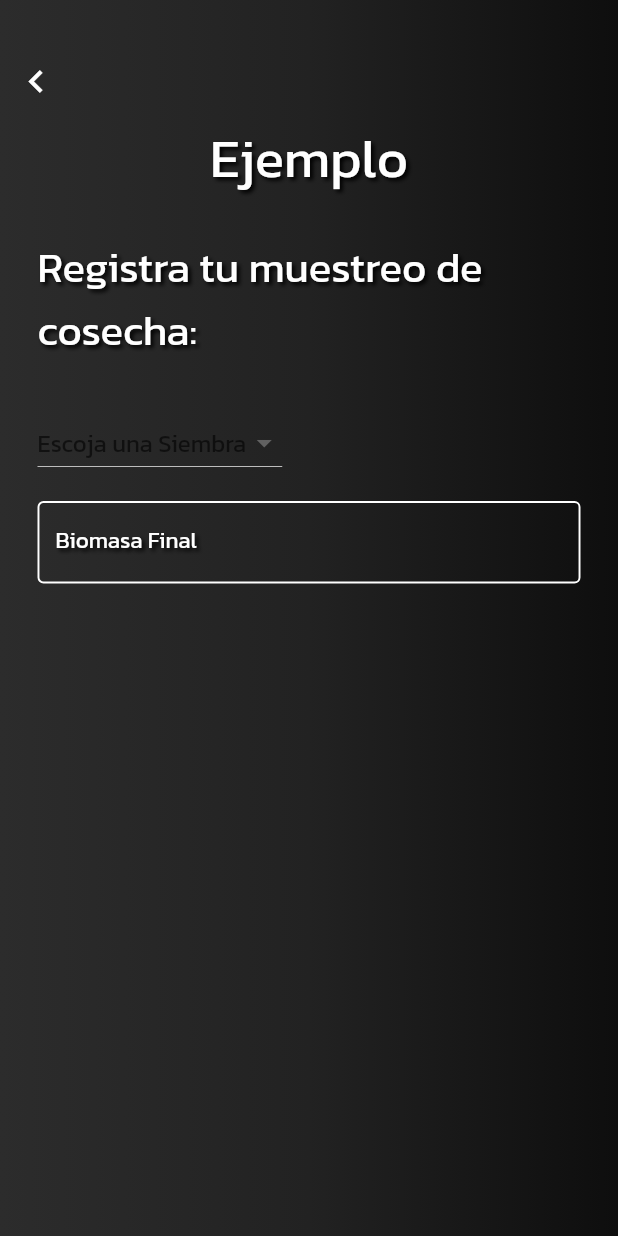
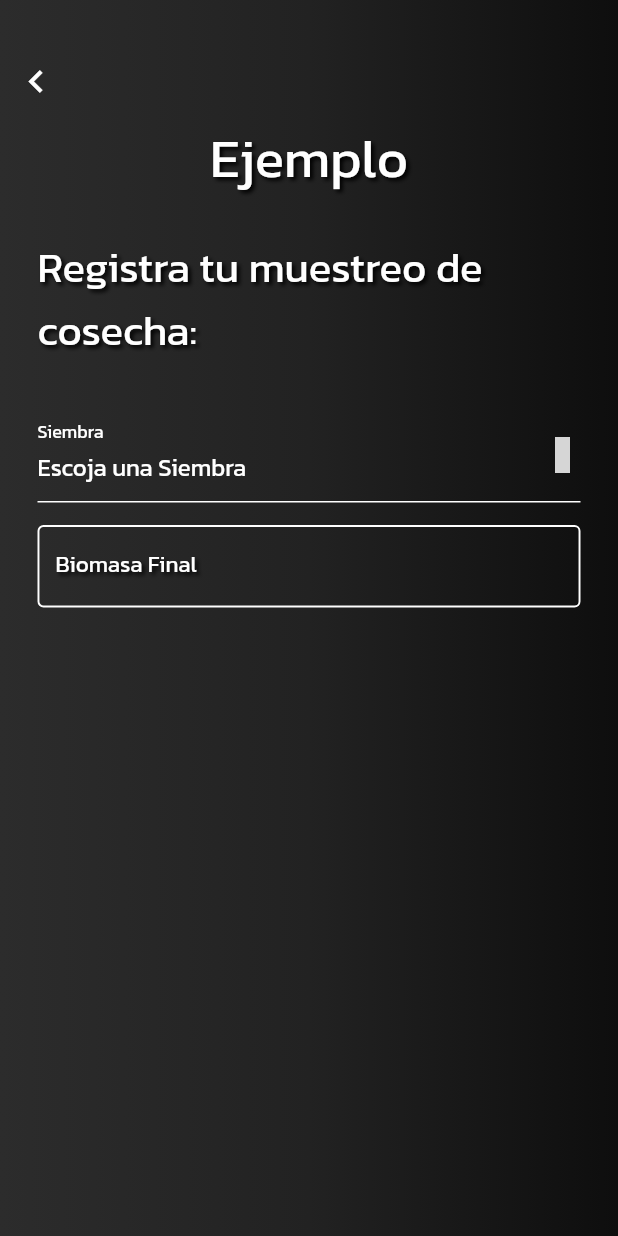
Before and after one commit to alX-u/NA-App, a Flutter app: the AddMuestreoCosecha screen opened directly, on a phone screen of 412 x 824 dp. Run offline on Flutter 3.47's test engine with Material 2 defaults, Android fonts, the phone set to English and light mode, and no system bars; our stand-ins replace cloud_firestore, firebase_auth, firebase_core, flutter_secure_storage, get, google_sign_in and 1 more; missing offline and left inert: gsheets; accounts and stored records are empty; key blocks and very long unbroken strings in the code were emptied for the run; grey boxes are pictures that could not be loaded.

Commit message:
Widget de elegir siembra

```diff
--- a/peces_app/lib/pages/muestreos/AddMuestroCosecha.dart
+++ b/peces_app/lib/pages/muestreos/AddMuestroCosecha.dart
@@ -1,6 +1,9 @@
+import 'dart:ui';
+
 import 'package:cloud_firestore/cloud_firestore.dart';
 import 'package:flutter/material.dart';
 import 'package:get/get.dart';
+import 'package:material_design_icons_flutter/material_design_icons_flutter.dart';
 
 import '../../domain/constants/firebase_constants.dart';
 import '../../domain/controllers/user_controller.dart';
@@ -213,16 +216,30 @@ class _AddMuestreoCosechaState extends State<AddMuestreoCosecha> {
   }
 
   Widget listaDeSiembras() {
-    return DropdownButton(
+    return DropdownButtonFormField(
         items: items.map((String item) {
-          return DropdownMenuItem(child: Text(item), value: item);
+          return DropdownMenuItem(
+              child: Text(item, style: const TextStyle(color: Colors.white)),
+              value: item);
         }).toList(),
         onChanged: (_value) => {
               setState(() {
                 dropdownvalue = _value.toString();
               })
             },
-        hint: Text(dropdownvalue));
+        hint: Text(dropdownvalue, style: const TextStyle(color: Colors.white)),
+        icon: const Icon(
+          MdiIcons.fishbowl,
+          color: Colors.blueAccent,
+        ),
+        dropdownColor: Colors.blueAccent,
+        decoration: const InputDecoration(
+            labelText: 'Siembra',
+            enabledBorder: UnderlineInputBorder(
+                borderSide: BorderSide(color: Colors.white)),
+            labelStyle: TextStyle(
+              color: Colors.white,
+            )));
   }
 
   //Widget del botón para enviar el muestreo
```
Also changed, not shown: peces_app/pubspec.lock.
